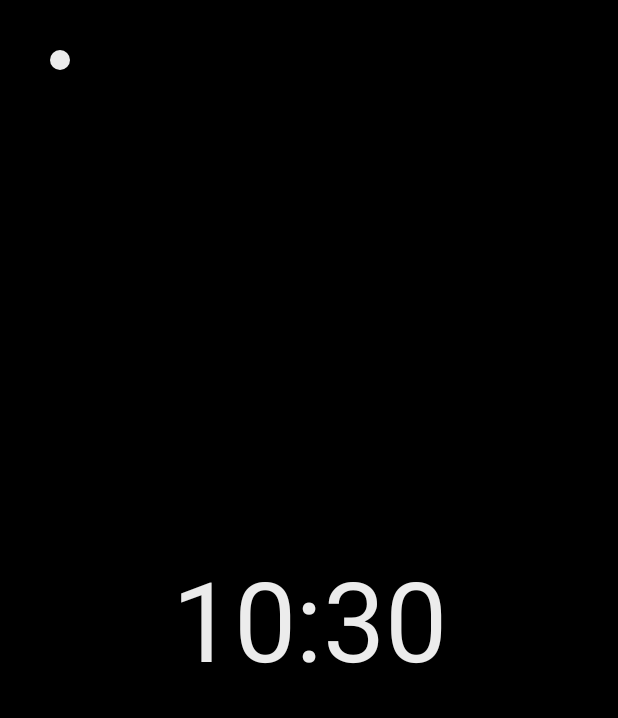
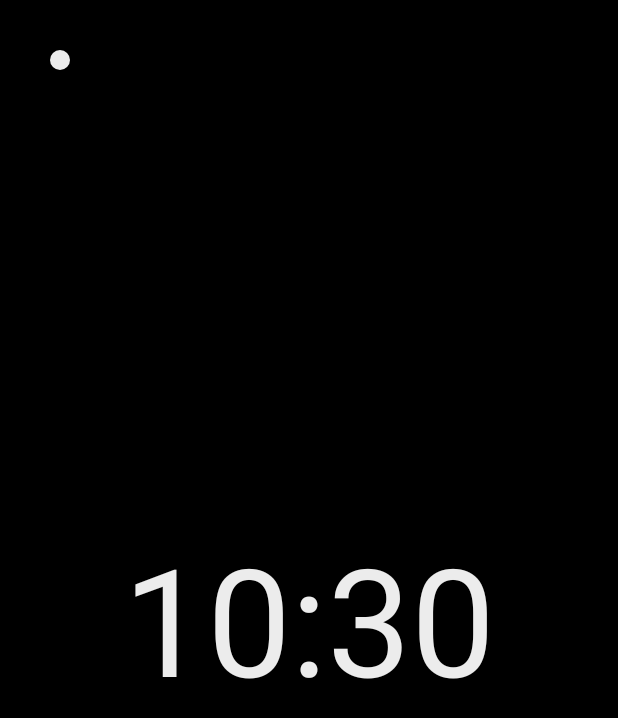
Before and after one commit to roidocampo/ClassTimer, an Android app: the screen it shows after launch (MainActivity), on a phone screen of 412 x 824 dp. Shown: the top 718 px of the screen. Run offline under Robolectric (Android 15) with nearby library versions, the phone set to English and light mode, and no system bars.

Commit message:
increased clock's font size

```diff
--- a/app/src/main/java/xyz/docampo/roi/classtimer/MainActivity.java
+++ b/app/src/main/java/xyz/docampo/roi/classtimer/MainActivity.java
@@ -95,7 +95,7 @@ public class MainActivity extends AppCompatActivity
         }
         constraintSet.applyTo(mMainLayout);
 
-        mTextClock.setTextSize(74);
+        mTextClock.setTextSize(100);
         mTextClock.setFormat12Hour("h:mm");
         mTextClock.setFormat24Hour("h:mm");
         mTextClock.setTextColor(mGray);
```
